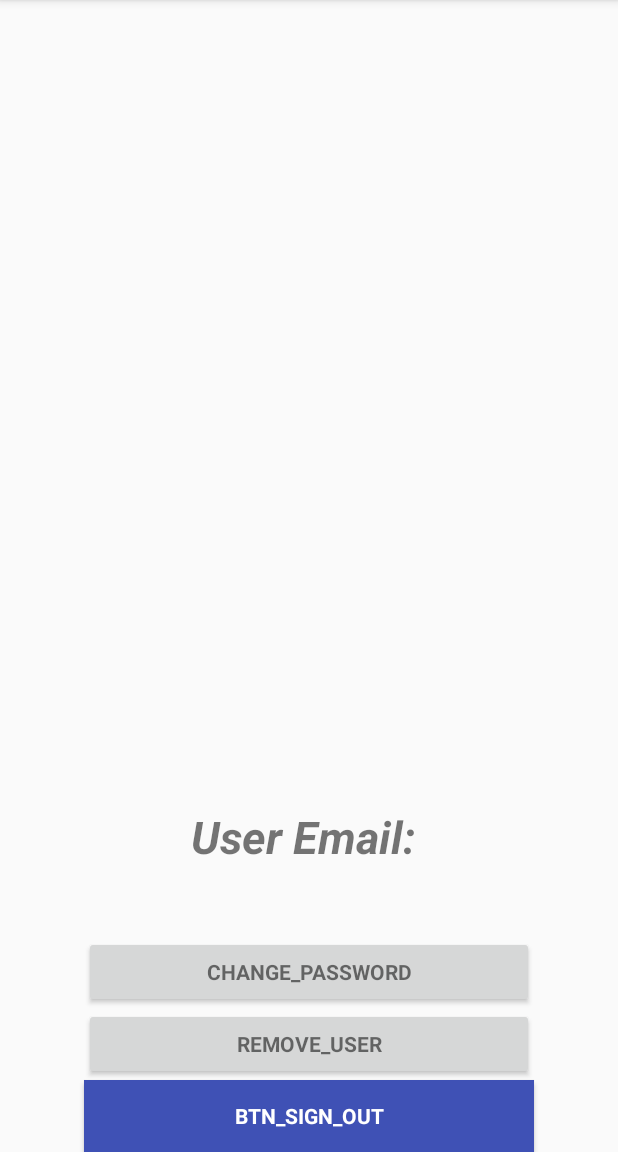
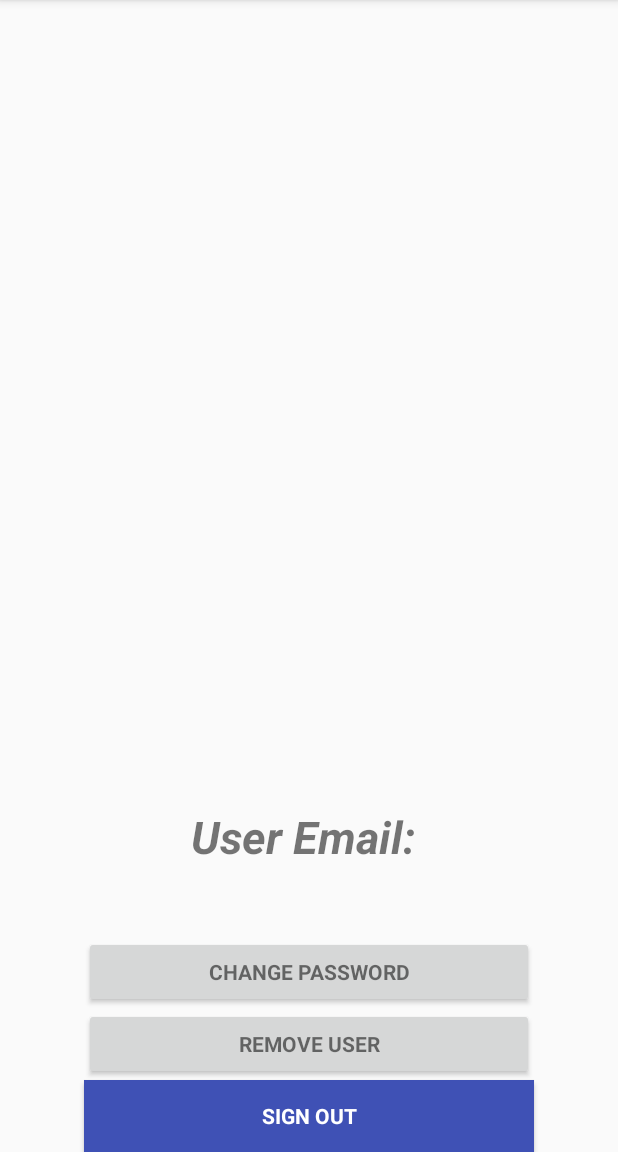
Before and after one commit to Rgomesprofessional/BikesTripApp, an Android app: the AccountSettings screen opened directly, with no data from a screen before it, on a phone screen of 412 x 824 dp, the part 84-1236 px from its top. Run offline under Robolectric (Android 15) with nearby library versions, the phone set to English and light mode, and no system bars; our stand-ins replace Firebase (no records; nobody signed in at launch, a user with empty details on screens opened directly).

Commit message:
Adding comments Commit

```diff
--- a/app/src/main/java/com/example/rgome/bikestripapp/AccountActivity/Login.java
+++ b/app/src/main/java/com/example/rgome/bikestripapp/AccountActivity/Login.java
@@ -52,6 +52,7 @@ public class Login extends AppCompatActivity {
         //Get Firebase auth instance
         auth = FirebaseAuth.getInstance();
 
+        //Sign up
         btnSignup.setOnClickListener(new View.OnClickListener() {
             @Override
             public void onClick(View v) {
@@ -59,6 +60,7 @@ public class Login extends AppCompatActivity {
             }
         });
 
+        //Reset
         btnReset.setOnClickListener(new View.OnClickListener() {
             @Override
             public void onClick(View v) {
@@ -66,6 +68,7 @@ public class Login extends AppCompatActivity {
             }
         });
 
+        //Login
         btnLogin.setOnClickListener(new View.OnClickListener() {
             @Override
             public void onClick(View v) {
@@ -84,7 +87,7 @@ public class Login extends AppCompatActivity {
 
             progressBar.setVisibility(View.VISIBLE);
 
-            //authenticate user
+            //Authenticate user
             auth.signInWithEmailAndPassword(email, password)
                 .addOnCompleteListener(Login.this, new OnCompleteListener<AuthResult>() {
                     @Override
--- a/app/src/main/java/com/example/rgome/bikestripapp/AccountActivity/ResetPassword.java
+++ b/app/src/main/java/com/example/rgome/bikestripapp/AccountActivity/ResetPassword.java
@@ -17,6 +17,7 @@ import com.google.firebase.auth.FirebaseAuth;
 
 public class ResetPassword extends AppCompatActivity {
 
+    //Attributes
     private EditText inputEmail;
     private Button btnReset, btnBack;
     private FirebaseAuth auth;
@@ -34,6 +35,7 @@ public class ResetPassword extends AppCompatActivity {
 
         auth = FirebaseAuth.getInstance();
 
+        //Go back
         btnBack.setOnClickListener(new View.OnClickListener() {
             @Override
             public void onClick(View v) {
@@ -41,6 +43,7 @@ public class ResetPassword extends AppCompatActivity {
             }
         });
 
+        //Reset
         btnReset.setOnClickListener(new View.OnClickListener() {
             @Override
             public void onClick(View v) {
@@ -53,6 +56,8 @@ public class ResetPassword extends AppCompatActivity {
             }
 
             progressBar.setVisibility(View.VISIBLE);
+
+            //Send email
             auth.sendPasswordResetEmail(email)
                 .addOnCompleteListener(new OnCompleteListener<Void>() {
                     @Override
--- a/app/src/main/java/com/example/rgome/bikestripapp/AccountActivity/SignUp.java
+++ b/app/src/main/java/com/example/rgome/bikestripapp/AccountActivity/SignUp.java
@@ -20,6 +20,7 @@ import com.google.firebase.auth.FirebaseAuth;
 
 public class SignUp extends AppCompatActivity {
 
+    //Attributes
     private EditText inputEmail, inputPassword;     //hit option + enter if you on mac , for windows hit ctrl + enter
     private Button btnSignIn, btnSignUp, btnResetPassword;
     private ProgressBar progressBar;
@@ -48,6 +49,8 @@ public class SignUp extends AppCompatActivity {
             }
         });
 
+
+        //Sign in
         btnSignIn.setOnClickListener(new View.OnClickListener() {
             @Override
             public void onClick(View v) {
@@ -55,6 +58,7 @@ public class SignUp extends AppCompatActivity {
             }
         });
 
+        //Sign up
         btnSignUp.setOnClickListener(new View.OnClickListener() {
             @Override
             public void onClick(View v) {
@@ -78,6 +82,7 @@ public class SignUp extends AppCompatActivity {
                 }
 
                 progressBar.setVisibility(View.VISIBLE);
+
                 //create user
                 auth.createUserWithEmailAndPassword(email, password)
                     .addOnCompleteListener(SignUp.this, new OnCompleteListener<AuthResult>() {
--- a/app/src/main/java/com/example/rgome/bikestripapp/AppContent/About.java
+++ b/app/src/main/java/com/example/rgome/bikestripapp/AppContent/About.java
@@ -7,7 +7,8 @@ import android.widget.TextView;
 import com.example.rgome.bikestripapp.R;
 
 public class About extends AppCompatActivity {
-    //Variables
+
+    //Attributes
     private TextView txtAbout1;
     private TextView txtAbout2;
     private TextView txtAbout3;
--- a/app/src/main/java/com/example/rgome/bikestripapp/AppContent/FavoriteTrips.java
+++ b/app/src/main/java/com/example/rgome/bikestripapp/AppContent/FavoriteTrips.java
@@ -18,12 +18,12 @@ import com.google.firebase.database.DataSnapshot;
 import com.google.firebase.database.DatabaseError;
 import com.google.firebase.database.DatabaseReference;
 import com.google.firebase.database.FirebaseDatabase;
-import com.google.firebase.database.ValueEventListener;
 
 import java.util.ArrayList;
 
 public class FavoriteTrips extends AppCompatActivity {
 
+    //Attributes
     public static ArrayList<DatabaseReference> dataReference = new ArrayList<DatabaseReference>();
     public static ArrayList<DatabaseReference> bu = new ArrayList<DatabaseReference>();
     public static DatabaseReference storeReference;
--- a/app/src/main/java/com/example/rgome/bikestripapp/AppContent/ImageUpload.java
+++ b/app/src/main/java/com/example/rgome/bikestripapp/AppContent/ImageUpload.java
@@ -1,9 +1,6 @@
 package com.example.rgome.bikestripapp.AppContent;
 
-/**
- * Created by rgome on 27/03/2018.
- */
-
+//Class to get all info related the trip
 public class ImageUpload {
 
     public String locStart;
--- a/app/src/main/java/com/example/rgome/bikestripapp/AppContent/Stations.java
+++ b/app/src/main/java/com/example/rgome/bikestripapp/AppContent/Stations.java
@@ -17,6 +17,8 @@ import com.example.rgome.bikestripapp.R;
 import java.util.ArrayList;
 
 public class Stations extends AppCompatActivity {
+
+    //Attributes
     public static ArrayList<String> weatherInfo = new ArrayList<String>();
     public static Integer posLatLng;
     private ListView lvStations;
@@ -44,6 +46,7 @@ public class Stations extends AppCompatActivity {
                 FetchDataWeather process = new FetchDataWeather();
                 process.execute();
 
+                //Timer to show weather activity
                 new CountDownTimer(2000, 2000) {
                     public void onTick(long millisecondsUntilDone){
                         Toast.makeText(Stations.this, "Wait a second", Toast.LENGTH_SHORT).show();
--- a/app/src/main/java/com/example/rgome/bikestripapp/AppContent/Weather.java
+++ b/app/src/main/java/com/example/rgome/bikestripapp/AppContent/Weather.java
@@ -21,6 +21,5 @@ public class Weather extends AppCompatActivity {
         ArrayAdapter<String> arrayAdapter = new ArrayAdapter<String>(this, android.R.layout.simple_list_item_1, Stations.weatherInfo);
 
         lvWeatherStations.setAdapter(arrayAdapter);
-
     }
 }
--- a/app/src/main/java/com/example/rgome/bikestripapp/MainActivity.java
+++ b/app/src/main/java/com/example/rgome/bikestripapp/MainActivity.java
@@ -31,7 +31,8 @@ import com.google.firebase.auth.FirebaseUser;
 import java.util.ArrayList;
 
 public class MainActivity extends AppCompatActivity {
-    //Variables
+
+    //Attributes
     public static Spinner selectCity;
     public static ArrayList<String> locations = new ArrayList<String>();
     public static ArrayList<String> moreInfo = new ArrayList<String>();
--- a/app/src/main/res/layout/activity_account_settings.xml
+++ b/app/src/main/res/layout/activity_account_settings.xml
@@ -10,58 +10,58 @@
         android:id="@+id/old_email"
         android:layout_width="368dp"
         android:layout_height="wrap_content"
-        android:hint="hint_email"
+        android:layout_above="@+id/password"
+        android:layout_centerHorizontal="true"
+        android:layout_marginBottom="17dp"
+        android:hint="Email"
         android:inputType="textEmailAddress"
         android:maxLines="1"
-        tools:layout_editor_absoluteY="82dp"
         tools:layout_editor_absoluteX="8dp"
-        android:layout_above="@+id/password"
-        android:layout_centerHorizontal="true"
-        android:layout_marginBottom="17dp" />
+        tools:layout_editor_absoluteY="82dp" />
 
     <EditText
         android:id="@+id/password"
         android:layout_width="400dp"
         android:layout_height="wrap_content"
+        android:layout_above="@+id/newPassword"
+        android:layout_toEndOf="@+id/progressBar"
         android:focusableInTouchMode="true"
-        android:hint="prompt_password"
+        android:hint="Current Password"
         android:imeActionId="@+id/login"
         android:imeOptions="actionUnspecified"
         android:inputType="textPassword"
         android:maxLines="1"
         tools:layout_editor_absoluteX="126dp"
-        tools:layout_editor_absoluteY="125dp"
-        android:layout_above="@+id/newPassword"
-        android:layout_toEndOf="@+id/progressBar" />
+        tools:layout_editor_absoluteY="125dp" />
 
     <EditText
         android:id="@+id/newPassword"
         android:layout_width="400dp"
         android:layout_height="wrap_content"
+        android:layout_above="@+id/changePass"
+        android:layout_alignParentStart="true"
         android:focusableInTouchMode="true"
-        android:hint="new_pass"
+        android:hint="New Password"
         android:imeActionId="@+id/login"
         android:imeOptions="actionUnspecified"
         android:inputType="textPassword"
         android:maxLines="1"
         tools:layout_editor_absoluteX="106dp"
-        tools:layout_editor_absoluteY="168dp"
-        android:layout_above="@+id/changePass"
-        android:layout_alignParentStart="true" />
+        tools:layout_editor_absoluteY="168dp" />
 
     <Button
         android:id="@+id/changePass"
         style="?android:textAppearanceSmall"
         android:layout_width="wrap_content"
         android:layout_height="wrap_content"
+        android:layout_above="@+id/remove"
+        android:layout_centerHorizontal="true"
         android:background="@color/colorPrimaryDark"
-        android:text="btn_change"
+        android:text="Change"
         android:textColor="@android:color/white"
         android:textStyle="bold"
-        tools:layout_editor_absoluteY="211dp"
         tools:layout_editor_absoluteX="199dp"
-        android:layout_above="@+id/remove"
-        android:layout_centerHorizontal="true" />
+        tools:layout_editor_absoluteY="211dp" />
 
     <ProgressBar
         android:id="@+id/progressBar"
@@ -76,52 +76,52 @@
         style="?android:textAppearanceSmall"
         android:layout_width="wrap_content"
         android:layout_height="wrap_content"
+        android:layout_above="@+id/change_password_button"
+        android:layout_alignStart="@+id/changePass"
         android:background="@color/colorPrimaryDark"
-        android:text="btn_remove"
+        android:text="Remove"
         android:textColor="@android:color/white"
         android:textStyle="bold"
-        tools:layout_editor_absoluteY="259dp"
         tools:layout_editor_absoluteX="199dp"
-        android:layout_above="@+id/change_password_button"
-        android:layout_alignStart="@+id/changePass" />
+        tools:layout_editor_absoluteY="259dp" />
 
     <Button
         android:id="@+id/change_password_button"
         style="?android:textAppearanceSmall"
         android:layout_width="300dp"
         android:layout_height="wrap_content"
-        android:text="change_password"
+        android:layout_above="@+id/remove_user_button"
+        android:layout_alignStart="@+id/remove_user_button"
+        android:text="Change Password"
         android:textStyle="bold"
         tools:layout_editor_absoluteX="42dp"
-        tools:layout_editor_absoluteY="312dp"
-        android:layout_above="@+id/remove_user_button"
-        android:layout_alignStart="@+id/remove_user_button" />
+        tools:layout_editor_absoluteY="312dp" />
 
     <Button
         android:id="@+id/remove_user_button"
         style="?android:textAppearanceSmall"
         android:layout_width="300dp"
         android:layout_height="wrap_content"
-        android:text="remove_user"
+        android:layout_above="@+id/sign_out"
+        android:layout_alignStart="@+id/sign_out"
+        android:text="Remove User"
         android:textStyle="bold"
         tools:layout_editor_absoluteX="42dp"
-        tools:layout_editor_absoluteY="408dp"
-        android:layout_above="@+id/sign_out"
-        android:layout_alignStart="@+id/sign_out" />
+        tools:layout_editor_absoluteY="408dp" />
 
     <Button
         android:id="@+id/sign_out"
         style="?android:textAppearanceSmall"
         android:layout_width="300dp"
         android:layout_height="wrap_content"
+        android:layout_alignParentBottom="true"
+        android:layout_centerHorizontal="true"
         android:background="@color/colorPrimary"
-        android:text="btn_sign_out"
+        android:text="Sign Out"
         android:textColor="@android:color/white"
         android:textStyle="bold"
         tools:layout_editor_absoluteX="42dp"
-        tools:layout_editor_absoluteY="456dp"
-        android:layout_alignParentBottom="true"
-        android:layout_centerHorizontal="true" />
+        tools:layout_editor_absoluteY="456dp" />
 
     <TextView
         android:id="@+id/useremail"
@@ -131,7 +131,7 @@
         android:layout_centerHorizontal="true"
         android:layout_marginBottom="46dp"
         android:gravity="center"
-        android:hint="email_id"
+        android:hint="Email ID"
         android:textSize="30sp"
         android:textStyle="bold|italic" />
 
```
Also changed, not shown: app/src/main/java/com/example/rgome/bikestripapp/AccountActivity/AccountSettings.java (+10 -6 lines), app/src/main/java/com/example/rgome/bikestripapp/AppContent/DetailsFavoriteTrips.java (+5 -41 lines), app/src/main/java/com/example/rgome/bikestripapp/AppContent/FetchDataStations.java (+3 -10 lines), app/src/main/java/com/example/rgome/bikestripapp/AppContent/FetchDataWeather.java (+3 -10 lines), app/src/main/java/com/example/rgome/bikestripapp/AppContent/MapsActivity.java (+17 -36 lines), app/src/main/java/com/example/rgome/bikestripapp/AppContent/TrackAddInfo.java (+13 -112 lines), app/src/main/res/layout/activity_login.xml (+11 -12 lines), app/src/main/res/layout/activity_reset_password.xml (+7 -8 lines), app/src/main/res/layout/activity_sign_up.xml (+9 -11 lines).
